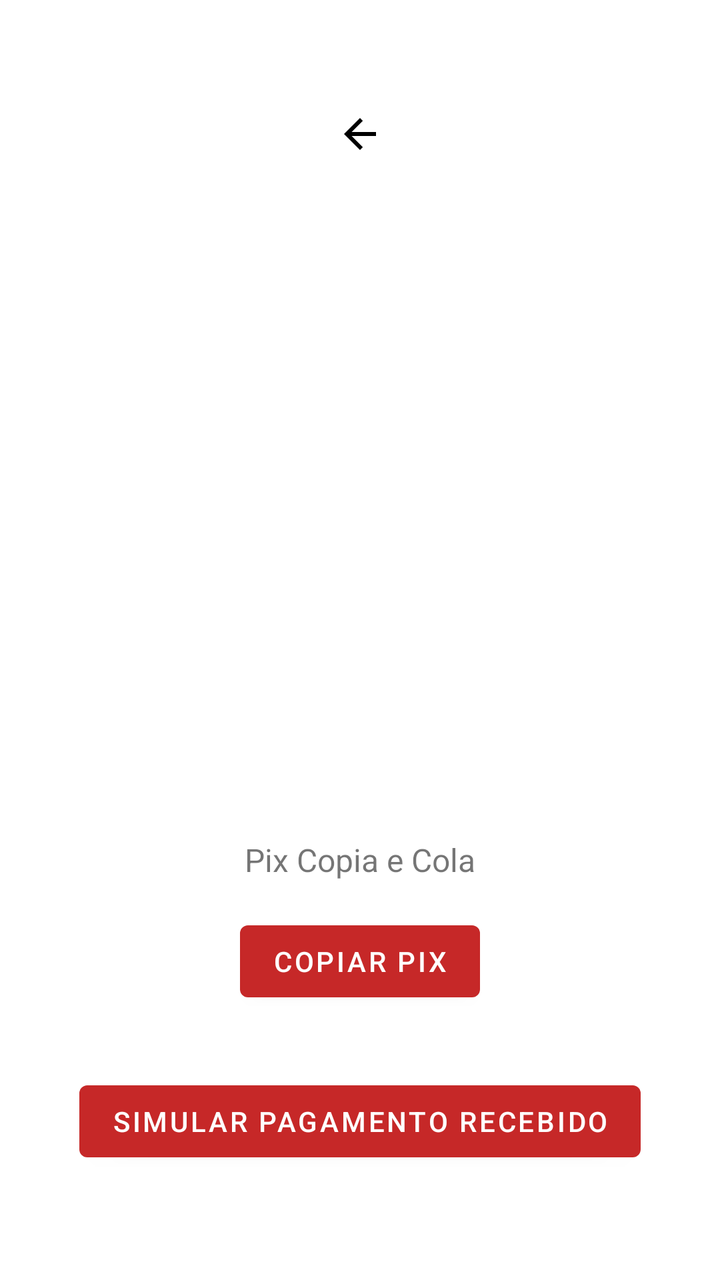
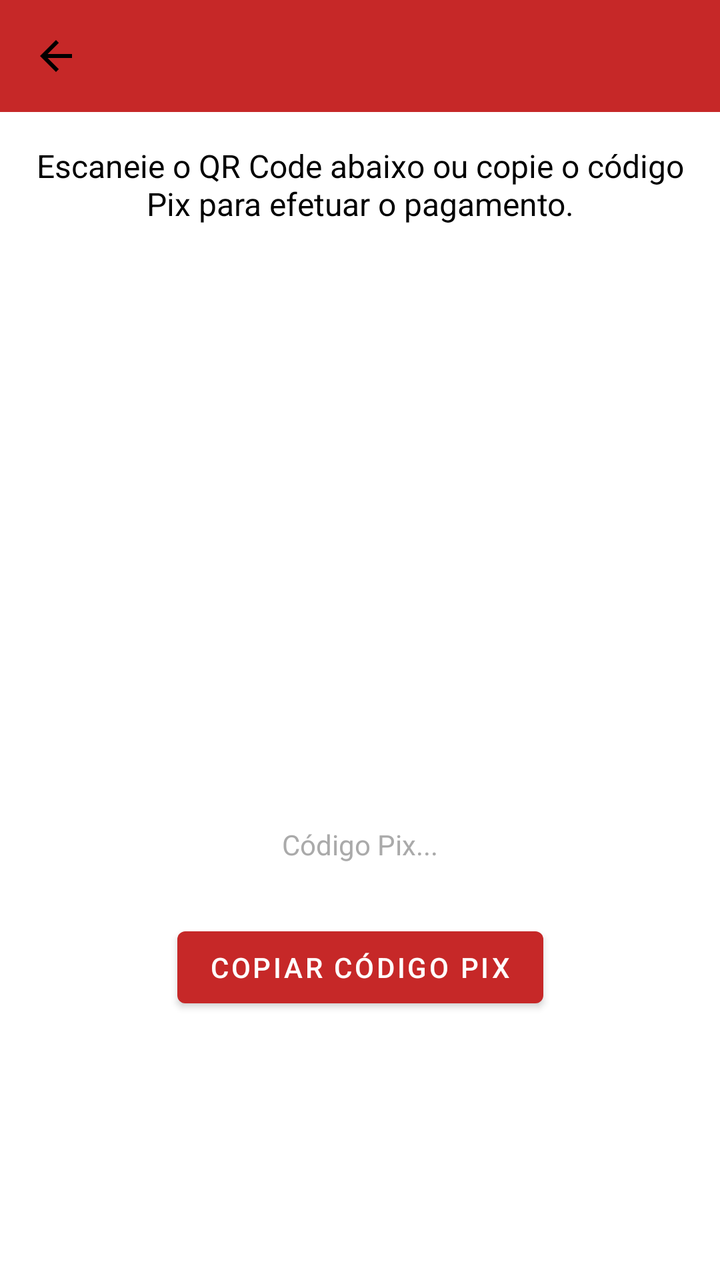

Compare the two renders of this Android layout. The source of the first and the diff that turns it into the second are given below.
<!-- AndroidManifest.xml: application theme Theme.Apkstelladitalia20 -->
<!-- res/layout/activity_pagamento_pix.xml -->
<?xml version="1.0" encoding="utf-8"?>
<LinearLayout xmlns:android="http://schemas.android.com/apk/res/android"
    android:id="@+id/layoutPagamentoPix"
    android:layout_width="match_parent"
    android:layout_height="match_parent"
    android:orientation="vertical"
    android:padding="24dp"
    android:gravity="center"
    android:background="@android:color/white">

    <ImageButton
        android:id="@+id/btnVoltarPix"
        android:layout_width="wrap_content"
        android:layout_height="wrap_content"
        android:src="@drawable/ic_arrow_back"
        android:background="@android:color/transparent" />

    <ImageView
        android:id="@+id/imgQrCode"
        android:layout_width="300dp"
        android:layout_height="300dp"
        android:layout_marginTop="16dp" />

    <TextView
        android:id="@+id/txtPixCopiaCola"
        android:layout_width="match_parent"
        android:layout_height="wrap_content"
        android:text="Pix Copia e Cola"
        android:textSize="16sp"
        android:paddingTop="24dp"
        android:textIsSelectable="true"
        android:textAlignment="center" />

    <Button
        android:id="@+id/btnCopiarPix"
        android:layout_width="wrap_content"
        android:layout_height="wrap_content"
        android:text="Copiar PIX"
        android:layout_marginTop="16dp" />

    <Button
        android:id="@+id/btnFakeConfirmar"
        android:layout_width="wrap_content"
        android:layout_height="wrap_content"
        android:text="Simular Pagamento Recebido"
        android:layout_marginTop="32dp" />

</LinearLayout>
<!-- resources referenced by this layout -->
<resources>
  <!-- drawable ic_arrow_back (drawable) -->
  <vector xmlns:android="http://schemas.android.com/apk/res/android" android:autoMirrored="true" android:height="24dp" android:tint="#000000" android:viewportHeight="24" android:viewportWidth="24" android:width="24dp">
        
      <path android:fillColor="@android:color/white" android:pathData="M20,11H7.83l5.59,-5.59L12,4l-8,8 8,8 1.41,-1.41L7.83,13H20v-2z"/>
      
  </vector>
  <style name="Theme.Apkstelladitalia20" parent="Theme.MaterialComponents.DayNight.NoActionBar">
          
          <item name="colorPrimary">@color/colorPrimary</item>
          <item name="colorPrimaryVariant">@color/colorPrimaryDark</item>
          <item name="colorSecondary">@color/colorAccent</item>
          <item name="colorOnPrimary">@android:color/white</item>
  
          
          <item name="android:statusBarColor">@color/colorPrimaryDark</item>
          <item name="android:navigationBarColor">@color/colorPrimary</item>
  
  
          
          <item name="tabBackground">@android:color/transparent</item>
          <item name="tabIndicator">@null</item>
  
          
          <item name="android:windowContentTransitions">true</item>
          <item name="android:windowActionBar">false</item>
          <item name="windowActionBar">false</item>
      </style>
  <color name="colorPrimary">#C62828</color>
  <color name="colorPrimaryDark">#8E0000</color>
  <color name="colorAccent">#FFC107</color>
</resources>

<!-- the commit's change to res/layout/activity_pagamento_pix.xml (unified diff, before → after) -->
@@ -1,48 +1,74 @@
 <?xml version="1.0" encoding="utf-8"?>
-<LinearLayout xmlns:android="http://schemas.android.com/apk/res/android"
-    android:id="@+id/layoutPagamentoPix"
+<androidx.constraintlayout.widget.ConstraintLayout xmlns:android="http://schemas.android.com/apk/res/android"
+    xmlns:app="http://schemas.android.com/apk/res-auto"
+    xmlns:tools="http://schemas.android.com/tools"
     android:layout_width="match_parent"
     android:layout_height="match_parent"
-    android:orientation="vertical"
-    android:padding="24dp"
-    android:gravity="center"
-    android:background="@android:color/white">
+    android:background="@android:color/white"
+    android:fitsSystemWindows="true"
+    tools:context=".activity.PagamentoPixActivity">
 
-    <ImageButton
-        android:id="@+id/btnVoltarPix"
+    
+    <com.google.android.material.appbar.MaterialToolbar
+        android:id="@+id/toolbarPix"
+        android:layout_width="0dp"
+        android:layout_height="wrap_content"
+        android:background="?attr/colorPrimary"
+        android:title="Pagamento via Pix"
+        android:titleTextColor="@android:color/white"
+        app:layout_constraintEnd_toEndOf="parent"
+        app:layout_constraintStart_toStartOf="parent"
+        app:layout_constraintTop_toTopOf="parent"
+        app:navigationIcon="@drawable/ic_arrow_back" />
+
+    
+    <TextView
+        android:id="@+id/txtAguardando"
+        android:layout_width="0dp"
+        android:layout_height="wrap_content"
+        android:gravity="center"
+        android:padding="16dp"
+        android:text="Escaneie o QR Code abaixo ou copie o código Pix para efetuar o pagamento."
+        android:textColor="@android:color/black"
+        android:textSize="16sp"
+        app:layout_constraintEnd_toEndOf="parent"
+        app:layout_constraintStart_toStartOf="parent"
+        app:layout_constraintTop_toBottomOf="@id/toolbarPix" />
+
+    
+    <ImageView
+        android:id="@+id/imgQrCode"
+        android:layout_width="240dp"
+        android:layout_height="240dp"
+        android:layout_marginTop="16dp"
+        app:layout_constraintEnd_toEndOf="parent"
+        app:layout_constraintStart_toStartOf="parent"
+        app:layout_constraintTop_toBottomOf="@id/txtAguardando" />
+
+    
+    <TextView
+        android:id="@+id/txtCodigoPix"
+        android:layout_width="0dp"
+        android:layout_height="wrap_content"
+        android:layout_marginTop="12dp"
+        android:gravity="center"
+        android:padding="16dp"
+        android:text="Código Pix..."
+        android:textColor="@android:color/darker_gray"
+        android:textSize="14sp"
+        app:layout_constraintEnd_toEndOf="parent"
+        app:layout_constraintStart_toStartOf="parent"
+        app:layout_constraintTop_toBottomOf="@id/imgQrCode" />
+
+    
+    <Button
+        android:id="@+id/btnCopiarCodigo"
         android:layout_width="wrap_content"
         android:layout_height="wrap_content"
-        android:src="@drawable/ic_arrow_back"
-        android:background="@android:color/transparent" />
+        android:layout_marginTop="12dp"
+        android:text="Copiar código Pix"
+        app:layout_constraintEnd_toEndOf="parent"
+        app:layout_constraintStart_toStartOf="parent"
+        app:layout_constraintTop_toBottomOf="@id/txtCodigoPix" />
 
-    <ImageView
-        android:id="@+id/imgQrCode"
-        android:layout_width="300dp"
-        android:layout_height="300dp"
-        android:layout_marginTop="16dp" />
-
-    <TextView
-        android:id="@+id/txtPixCopiaCola"
-        android:layout_width="match_parent"
-        android:layout_height="wrap_content"
-        android:text="Pix Copia e Cola"
-        android:textSize="16sp"
-        android:paddingTop="24dp"
-        android:textIsSelectable="true"
-        android:textAlignment="center" />
-
-    <Button
-        android:id="@+id/btnCopiarPix"
-        android:layout_width="wrap_content"
-        android:layout_height="wrap_content"
-        android:text="Copiar PIX"
-        android:layout_marginTop="16dp" />
-
-    <Button
-        android:id="@+id/btnFakeConfirmar"
-        android:layout_width="wrap_content"
-        android:layout_height="wrap_content"
-        android:text="Simular Pagamento Recebido"
-        android:layout_marginTop="32dp" />
-
-</LinearLayout>
+</androidx.constraintlayout.widget.ConstraintLayout>
